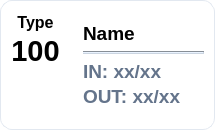
The window that src/views/rooms/roomcard.ui (nguyenvuducduy97andrew-ai/OOP_HotelBookingManagementSystem) describes before a commit, drawn with Qt 5.
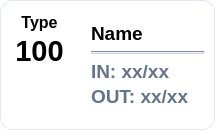
The same window after the commit.

Commit message: Refine reservation dialog buttons and fix room status cards to 4-column equal grid

Patch:
```diff
--- a/src/views/rooms/roomcard.ui
+++ b/src/views/rooms/roomcard.ui
@@ -12,7 +12,7 @@
   </property>
   <property name="minimumSize">
    <size>
-    <width>215</width>
+    <width>0</width>
     <height>130</height>
    </size>
   </property>
@@ -93,13 +93,13 @@
         </property>
         <property name="minimumSize">
          <size>
-          <width>70</width>
+          <width>78</width>
           <height>0</height>
          </size>
         </property>
         <property name="maximumSize">
          <size>
-          <width>85</width>
+          <width>78</width>
           <height>16777215</height>
          </size>
         </property>
```
The commit also changes 6 other files.
